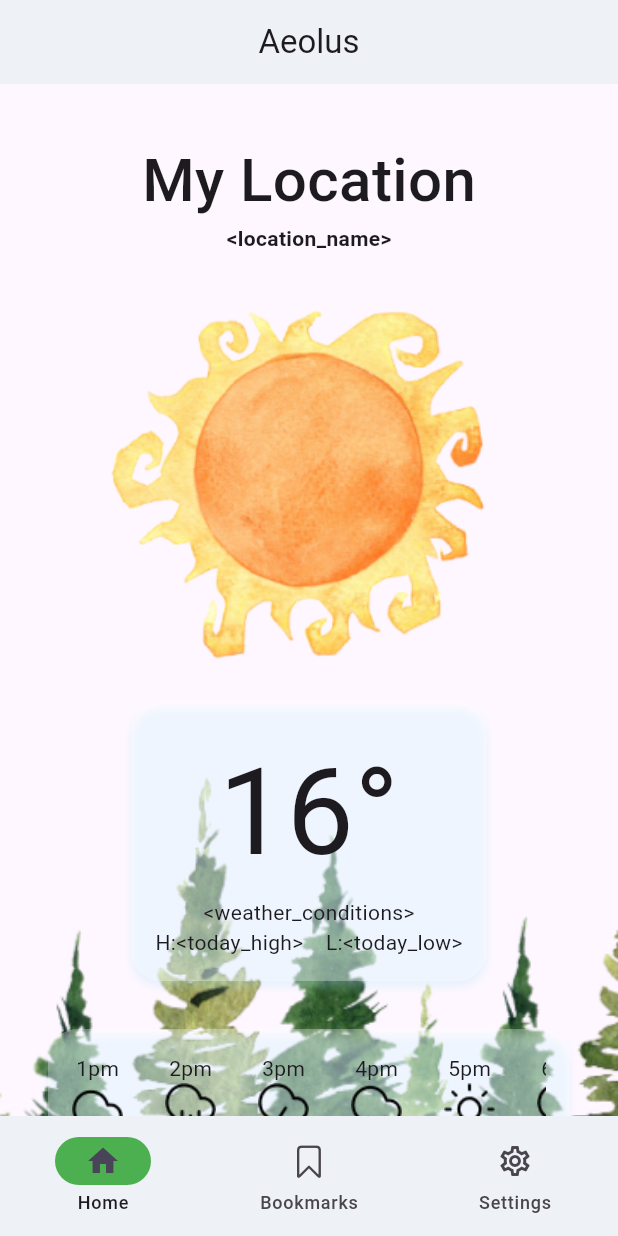
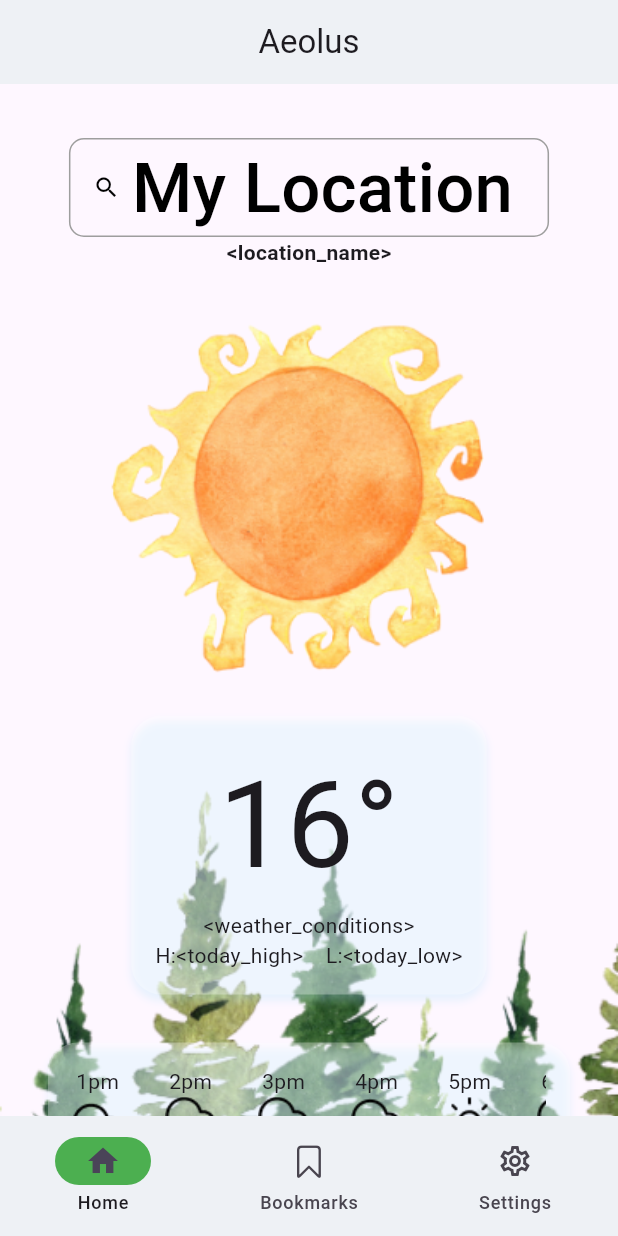
Before and after one commit to omar0176/weather, a Flutter app: the screen it shows after launch, on a phone screen of 412 x 824 dp. Run offline on Flutter 3.47's test engine with Material 3 defaults, Android fonts, the phone set to English and light mode, and no system bars; our stand-ins replace shared_preferences.

Commit message:
- Created the button for My location  - blurs background when button is clicked - Made the text field - limit input into only letters,whitespace, and commas

```diff
--- a/lib/homePage.dart
+++ b/lib/homePage.dart
@@ -1,12 +1,41 @@
+import 'dart:ui';
 import 'package:flutter/material.dart';
+import 'package:flutter/services.dart';
 
-class HomePage extends StatelessWidget {
+class HomePage extends StatefulWidget {
   const HomePage({super.key});
+
+  @override
+  _HomePageState createState() => _HomePageState();
+}
+
+class _HomePageState extends State<HomePage> {
+  bool _isDialogVisible = false;
+
+  void _showTextBox() {
+    setState(() {
+      _isDialogVisible = true;
+    });
+  }
+
+  void _hideTextBox() {
+    setState(() {
+      _isDialogVisible = false;
+    });
+  }
 
   @override
   Widget build(BuildContext context) {
     return Scaffold(
-      body: LayoutBuilder(
+      body: GestureDetector(
+          onTap: () {
+              if (_isDialogVisible){
+                  _hideTextBox();
+              }
+          },
+        child: Stack(
+          children: [
+            LayoutBuilder(
               builder: (context, constraints) {
                 return SingleChildScrollView(
                   child: ConstrainedBox(
@@ -26,11 +55,23 @@ class HomePage extends StatelessWidget {
                         child: Column(
                           children: [
                             const SizedBox(height: 20),
-                      const Center(
-                        child: Text(
+                            OutlinedButton.icon(
+                              onPressed: _showTextBox,
+                              icon: const Icon(
+                                Icons.search,
+                                color: Colors.black,
+                              ),
+                              style: OutlinedButton.styleFrom(
+                                  shape: RoundedRectangleBorder(
+                                      borderRadius: BorderRadius.circular(10)),
+                                  side: const BorderSide(
+                                      width: 1, color: Colors.grey)),
+                              label: const Text(
                                 'My Location',
                                 style: TextStyle(
-                              fontSize: 40, fontWeight: FontWeight.w500),
+                                    fontSize: 46,
+                                    fontWeight: FontWeight.w500,
+                                    color: Colors.black),
                               ),
                             ),
                             const Center(
@@ -51,8 +92,8 @@ class HomePage extends StatelessWidget {
                                   decoration: BoxDecoration(
                                     boxShadow: [
                                       BoxShadow(
-                                  color:
-                                      const Color(0xFFB2E4FA).withOpacity(0.3),
+                                        color: const Color(0xFFB2E4FA)
+                                            .withOpacity(0.3),
                                         offset: const Offset(0, 4),
                                         blurRadius: 4,
                                         spreadRadius: 0,
@@ -79,7 +120,8 @@ class HomePage extends StatelessWidget {
                               decoration: BoxDecoration(
                                 boxShadow: [
                                   BoxShadow(
-                              color: const Color(0xFFB2E4FA).withOpacity(0.3),
+                                    color:
+                                        const Color(0xFFB2E4FA).withOpacity(0.3),
                                     offset: const Offset(0, 4),
                                     blurRadius: 4,
                                     spreadRadius: 0,
@@ -154,7 +196,8 @@ class HomePage extends StatelessWidget {
                                         const Center(
                                           child: Text('4pm'),
                                         ),
-                                  Image.asset('images/Symbols/cloud-snow.png'),
+                                        Image.asset(
+                                            'images/Symbols/cloud-snow.png'),
                                         const Center(
                                           child: Text(
                                             '12°',
@@ -171,7 +214,8 @@ class HomePage extends StatelessWidget {
                                         const Center(
                                           child: Text('5pm'),
                                         ),
-                                  Image.asset('images/Symbols/sun logo.png'),
+                                        Image.asset(
+                                            'images/Symbols/sun logo.png'),
                                         const Center(
                                           child: Text(
                                             '11°',
@@ -220,6 +264,41 @@ class HomePage extends StatelessWidget {
                 );
               },
             ),
+            if (_isDialogVisible)
+              BackdropFilter(
+                filter: ImageFilter.blur(sigmaX: 5, sigmaY: 5),
+                child: Container(
+                  color: Colors.black.withOpacity(0.5),
+                  child: Center(
+                      child: Column(
+                    children: [
+                      const SizedBox(height: 40),
+                      Container(
+                        height: 50,
+                        width: 300,
+                        decoration: BoxDecoration(
+                            color: Colors.white,
+                            border: Border.all(color: Colors.black, width: 1.0),
+                            borderRadius: BorderRadius.circular(10)),
+                        child: TextField(
+                          inputFormatters: [FilteringTextInputFormatter.allow(RegExp(r'[a-zA-Z,\s]'))], // Restrict to alphabets and whitespaces
+
+                          decoration: const InputDecoration(
+                              hintText: 'Berlin, Germany',
+                              prefixIcon: Icon(Icons.search),
+                              border: InputBorder.none,
+                              contentPadding: EdgeInsets.symmetric(vertical: 12.0,horizontal: 12.0),
+
+                          ),
+                        ),
+                      )
+                    ],
+                  )),
+                ),
+              ),
+          ],
+        ),
+      ),
     );
   }
 }
```
Lines whose indentation alone changed are shown as unchanged.
